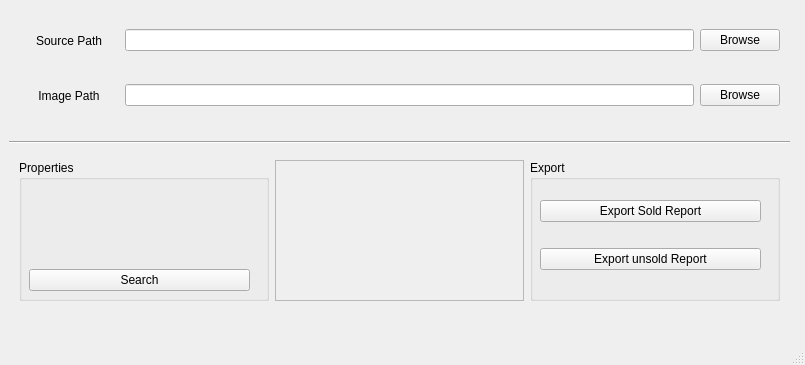
Old version of the form mainUI.ui in the repository agin0634/report-helper.
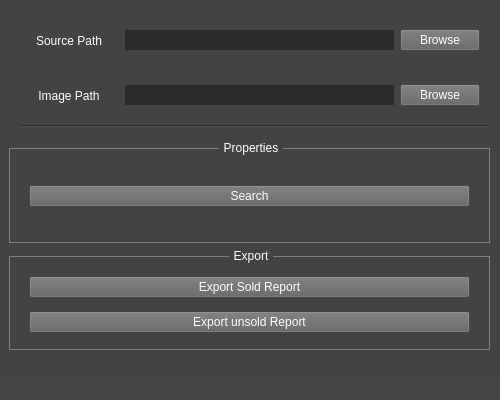
New version of the form.

Commit message: main ui optimiztion and add splash screen

```diff
--- a/mainUI.ui
+++ b/mainUI.ui
@@ -2,25 +2,52 @@
 <ui version="4.0">
  <class>MainWindow</class>
  <widget class="QMainWindow" name="MainWindow">
+  <property name="enabled">
+   <bool>true</bool>
+  </property>
   <property name="geometry">
    <rect>
     <x>0</x>
     <y>0</y>
-    <width>805</width>
-    <height>365</height>
+    <width>500</width>
+    <height>400</height>
    </rect>
   </property>
+  <property name="sizePolicy">
+   <sizepolicy hsizetype="Preferred" vsizetype="Preferred">
+    <horstretch>0</horstretch>
+    <verstretch>0</verstretch>
+   </sizepolicy>
+  </property>
+  <property name="minimumSize">
+   <size>
+    <width>500</width>
+    <height>400</height>
+   </size>
+  </property>
+  <property name="maximumSize">
+   <size>
+    <width>3000</width>
+    <height>3000</height>
+   </size>
+  </property>
   <property name="windowTitle">
    <string>Report Helper</string>
   </property>
+  <property name="styleSheet">
+   <string notr="true">background-color: rgb(68, 68, 68);</string>
+  </property>
   <widget class="QWidget" name="centralwidget">
+   <property name="styleSheet">
+    <string notr="true">background-color: rgb(67, 67, 67);</string>
+   </property>
    <widget class="QWidget" name="verticalLayoutWidget">
     <property name="geometry">
      <rect>
       <x>9</x>
       <y>9</y>
-      <width>781</width>
-      <height>311</height>
+      <width>481</width>
+      <height>341</height>
      </rect>
     </property>
     <layout class="QVBoxLayout" name="verticalLayout">
@@ -37,7 +64,7 @@
          <rect>
           <x>10</x>
           <y>11</y>
-          <width>761</width>
+          <width>461</width>
           <height>41</height>
          </rect>
         </property>
@@ -50,6 +77,9 @@
              <height>0</height>
             </size>
            </property>
+           <property name="styleSheet">
+            <string notr="true">color: rgb(255, 255, 255);</string>
+           </property>
            <property name="text">
             <string>Source Path</string>
            </property>
@@ -59,10 +89,26 @@
           </widget>
          </item>
          <item>
-          <widget class="QLineEdit" name="excellineEdit"/>
+          <widget class="QLineEdit" name="excellineEdit">
+           <property name="minimumSize">
+            <size>
+             <width>0</width>
+             <height>20</height>
+            </size>
+           </property>
+           <property name="styleSheet">
+            <string notr="true">background-color: rgb(42, 42, 42);
+border-style:none;
+color: rgb(255, 255, 255);</string>
+           </property>
+          </widget>
          </item>
          <item>
           <widget class="QPushButton" name="excelBrowseButton">
+           <property name="styleSheet">
+            <string notr="true">color: rgb(255, 255, 255);
+background-color: rgb(98, 98, 98);</string>
+           </property>
            <property name="text">
             <string>Browse</string>
            </property>
@@ -85,7 +131,7 @@
          <rect>
           <x>10</x>
           <y>0</y>
-          <width>761</width>
+          <width>461</width>
           <height>41</height>
          </rect>
         </property>
@@ -98,6 +144,9 @@
              <height>0</height>
             </size>
            </property>
+           <property name="styleSheet">
+            <string notr="true">color: rgb(255, 255, 255);</string>
+           </property>
            <property name="text">
             <string>Image Path</string>
            </property>
@@ -107,10 +156,26 @@
           </widget>
          </item>
          <item>
-          <widget class="QLineEdit" name="imagelineEdit"/>
+          <widget class="QLineEdit" name="imagelineEdit">
+           <property name="minimumSize">
+            <size>
+             <width>0</width>
+             <height>20</height>
+            </size>
+           </property>
+           <property name="styleSheet">
+            <string notr="true">background-color: rgb(42, 42, 42);
+border-style:none;
+color: rgb(255, 255, 255);</string>
+           </property>
+          </widget>
          </item>
          <item>
           <widget class="QPushButton" name="imageBrowseButton">
+           <property name="styleSheet">
+            <string notr="true">color: rgb(255, 255, 255);
+background-color: rgb(98, 98, 98);</string>
+           </property>
            <property name="text">
             <string>Browse</string>
            </property>
@@ -118,47 +183,61 @@
          </item>
         </layout>
        </widget>
-      </widget>
-     </item>
-     <item>
       <widget class="Line" name="line">
+        <property name="geometry">
+         <rect>
+          <x>10</x>
+          <y>50</y>
+          <width>479</width>
+          <height>3</height>
+         </rect>
+        </property>
        <property name="orientation">
         <enum>Qt::Horizontal</enum>
        </property>
       </widget>
+      </widget>
      </item>
-     <item>
-      <widget class="QWidget" name="widget_3" native="true">
-       <widget class="QWidget" name="horizontalLayoutWidget_3">
-        <property name="geometry">
-         <rect>
-          <x>10</x>
-          <y>10</y>
-          <width>761</width>
-          <height>141</height>
-         </rect>
-        </property>
-        <layout class="QHBoxLayout" name="horizontalLayout_3">
          <item>
           <widget class="QGroupBox" name="groupBox">
+       <property name="minimumSize">
+        <size>
+         <width>100</width>
+         <height>0</height>
+        </size>
+       </property>
+       <property name="styleSheet">
+        <string notr="true">QGroupBox{
+    border: 1px solid gray; 
+	margin-top:7px;
+}
+
+QGroupBox::title { 
+	subcontrol-origin: margin;
+	color: rgb(255, 255, 255);
+     subcontrol-position: top center; /* position at the top left*/ 
+     padding:0 3px;
+ } </string>
+       </property>
            <property name="title">
             <string>Properties</string>
            </property>
            <widget class="QWidget" name="verticalLayoutWidget_4">
             <property name="geometry">
              <rect>
-              <x>10</x>
+          <x>20</x>
               <y>20</y>
-              <width>221</width>
-              <height>111</height>
+          <width>441</width>
+          <height>71</height>
              </rect>
             </property>
             <layout class="QVBoxLayout" name="verticalLayout_4">
-             <item>
-              <widget class="QWidget" name="widget" native="true"/>
-             </item>
              <item>
               <widget class="QPushButton" name="searchButton">
+           <property name="styleSheet">
+            <string notr="true">color: rgb(255, 255, 255);
+background-color: rgb(98, 98, 98);</string>
+           </property>
                <property name="text">
                 <string>Search</string>
                </property>
@@ -168,39 +247,40 @@
            </widget>
           </widget>
          </item>
-         <item>
-          <widget class="QFrame" name="frame_5">
-           <property name="minimumSize">
-            <size>
-             <width>0</width>
-             <height>0</height>
-            </size>
-           </property>
-           <property name="frameShape">
-            <enum>QFrame::StyledPanel</enum>
-           </property>
-           <property name="frameShadow">
-            <enum>QFrame::Raised</enum>
-           </property>
-          </widget>
-         </item>
          <item>
           <widget class="QGroupBox" name="groupBox_2">
+       <property name="styleSheet">
+        <string notr="true">QGroupBox{
+    border: 1px solid gray; 
+	margin-top:7px;
+}
+
+QGroupBox::title { 
+	subcontrol-origin: margin;
+	color: rgb(255, 255, 255);
+     subcontrol-position: top center; /* position at the top left*/ 
+     padding:0 3px;
+ } </string>
+       </property>
            <property name="title">
             <string>Export</string>
            </property>
            <widget class="QWidget" name="verticalLayoutWidget_3">
             <property name="geometry">
              <rect>
-              <x>10</x>
+          <x>20</x>
               <y>20</y>
-              <width>221</width>
-              <height>111</height>
+          <width>441</width>
+          <height>71</height>
              </rect>
             </property>
             <layout class="QVBoxLayout" name="verticalLayout_3">
              <item>
               <widget class="QPushButton" name="exportSoldButton">
+           <property name="styleSheet">
+            <string notr="true">color: rgb(255, 255, 255);
+background-color: rgb(98, 98, 98);</string>
+           </property>
                <property name="text">
                 <string>Export Sold Report</string>
                </property>
@@ -208,6 +288,10 @@
              </item>
              <item>
               <widget class="QPushButton" name="exportUnsoldButton">
+           <property name="styleSheet">
+            <string notr="true">color: rgb(255, 255, 255);
+background-color: rgb(98, 98, 98);</string>
+           </property>
                <property name="text">
                 <string>Export unsold Report</string>
                </property>
@@ -220,16 +304,12 @@
         </layout>
        </widget>
       </widget>
-     </item>
-    </layout>
-   </widget>
-  </widget>
   <widget class="QMenuBar" name="menubar">
    <property name="geometry">
     <rect>
      <x>0</x>
      <y>0</y>
-     <width>805</width>
+     <width>500</width>
      <height>21</height>
     </rect>
    </property>
```
Left out of the diff: 28 changed lines with no effect on the pictures. Lines whose indentation alone changed are shown as unchanged. The commit also changes 4 other files.
